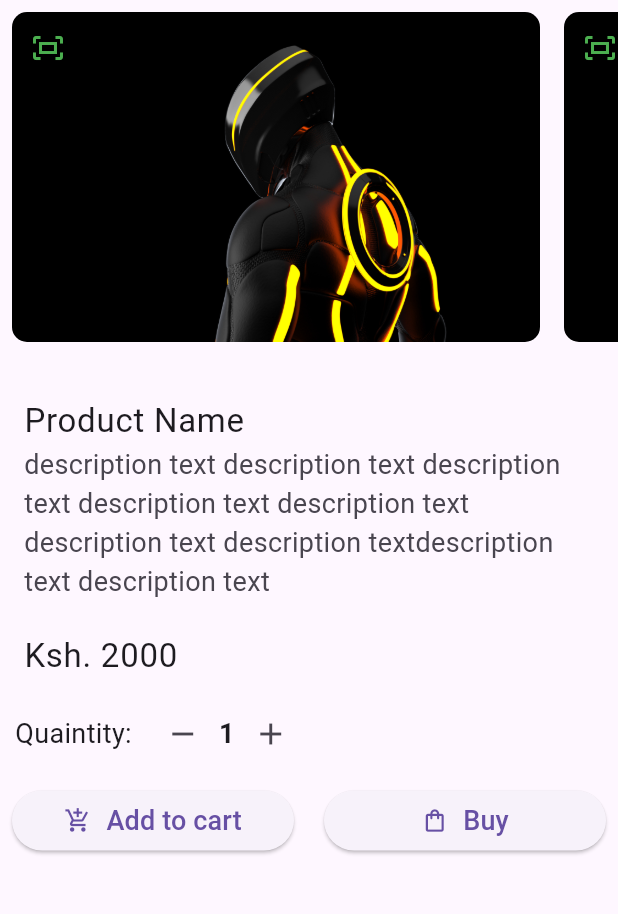
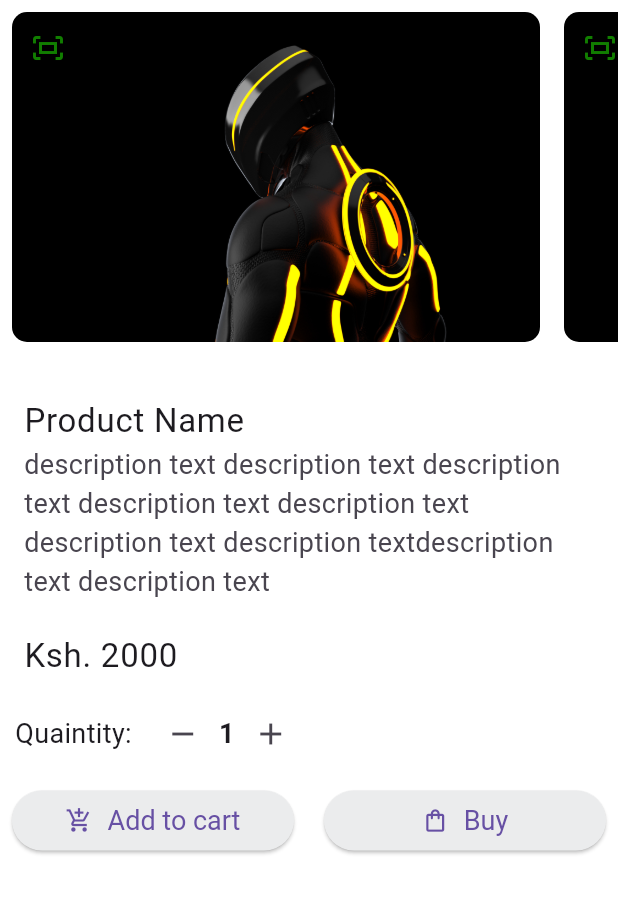
Before and after one commit to SamuelWakoli/Moval-Enterprise, a Flutter app: the screen it shows once a user with an empty profile is signed in, after a tap on an icon or button, on a phone screen of 412 x 824 dp, the part 84-998 px from its top. Run offline on Flutter 3.47's test engine with Material 2 defaults, Android fonts, the phone set to English and light mode, and no system bars; our stand-ins replace cached_network_image, easy_dynamic_theme, firebase_auth, firebase_core, firebase_storage, font_awesome_flutter and 3 more; missing offline and left inert: firebase_ui_oauth_google; accounts and stored records are empty; generated files the repository leaves out were written again; network calls fail.

Commit message:
App theming

```diff
--- a/lib/main.dart
+++ b/lib/main.dart
@@ -1,8 +1,10 @@
+import 'package:easy_dynamic_theme/easy_dynamic_theme.dart';
 import 'package:firebase_core/firebase_core.dart';
 import 'package:flutter/material.dart';
 import 'package:moval/firebase_options.dart';
 
 import 'auth_gate/auth_gate.dart';
+import 'theming.dart';
 
 /// started on 23Apr 18:38 2023
 Future<void> main() async {
@@ -11,7 +13,7 @@ Future<void> main() async {
     options: DefaultFirebaseOptions.currentPlatform,
   );
 
-  runApp(const MyApp());
+  runApp(EasyDynamicThemeWidget(child: const MyApp()));
 }
 
 class MyApp extends StatefulWidget {
@@ -27,10 +29,9 @@ class _MyAppState extends State<MyApp> {
   Widget build(BuildContext context) {
     return MaterialApp(
       title: 'Flutter Demo',
-      theme: ThemeData(
-        primaryColor: Colors.green,
-        useMaterial3: true,
-      ),
+      theme: lightThemeData,
+      darkTheme: darkThemeData,
+      themeMode: EasyDynamicTheme.of(context).themeMode,
       home: const AuthGate(),
       // home: const HomeScreen(title: 'Moval'),
     );
--- /dev/null
+++ b/lib/theming.dart
@@ -0,0 +1,69 @@
+import 'package:flutter/material.dart';
+
+var primaryColor = const Color(0xFF117E00);
+var primaryColorDark = const Color(0xFF44FF00);
+
+var lightThemeData = ThemeData(
+  primaryColor: primaryColor,
+  useMaterial3: true,
+  brightness: Brightness.light,
+  scaffoldBackgroundColor: Colors.white,
+  indicatorColor: primaryColor,
+  visualDensity: VisualDensity.adaptivePlatformDensity,
+  appBarTheme: AppBarTheme(surfaceTintColor: primaryColor),
+  cardTheme: CardTheme(
+    elevation: 0.5,
+    shadowColor: primaryColor,
+    surfaceTintColor: primaryColor,
+  ),
+  inputDecorationTheme: InputDecorationTheme(
+    border: OutlineInputBorder(
+        borderRadius: BorderRadius.circular(8),
+        borderSide: BorderSide(color: primaryColor)),
+  ),
+  drawerTheme: DrawerThemeData(surfaceTintColor: primaryColor),
+  popupMenuTheme: PopupMenuThemeData(surfaceTintColor: primaryColor),
+  dialogTheme: DialogTheme(surfaceTintColor: primaryColor),
+  elevatedButtonTheme: ElevatedButtonThemeData(
+    style: ButtonStyle(
+      surfaceTintColor: MaterialStateProperty.resolveWith((states) {
+        return primaryColor;
+      }),
+      textStyle: MaterialStateProperty.resolveWith((states) {
+        return TextStyle(color: primaryColor);
+      }),
+    ),
+  ),
+);
+
+var darkThemeData = ThemeData(
+  primaryColor: primaryColorDark,
+  useMaterial3: true,
+  brightness: Brightness.dark,
+  indicatorColor: primaryColorDark,
+  visualDensity: VisualDensity.adaptivePlatformDensity,
+  appBarTheme: AppBarTheme(surfaceTintColor: primaryColorDark),
+  cardTheme: CardTheme(
+    elevation: 0.5,
+    shadowColor: primaryColorDark,
+    surfaceTintColor: primaryColorDark,
+  ),
+  inputDecorationTheme: InputDecorationTheme(
+    border: OutlineInputBorder(
+        borderRadius: BorderRadius.circular(8),
+        borderSide: BorderSide(color: primaryColorDark)),
+  ),
+  drawerTheme: DrawerThemeData(surfaceTintColor: primaryColorDark),
+  popupMenuTheme: PopupMenuThemeData(surfaceTintColor: primaryColorDark),
+  dialogTheme: DialogTheme(surfaceTintColor: primaryColorDark),
+  elevatedButtonTheme: ElevatedButtonThemeData(
+    style: ButtonStyle(
+      surfaceTintColor: MaterialStateProperty.resolveWith((states) {
+        return primaryColorDark;
+      }),
+      textStyle: MaterialStateProperty.resolveWith((states) {
+        return TextStyle(color: primaryColorDark);
+      }),
+    ),
+  ),
+);
```
